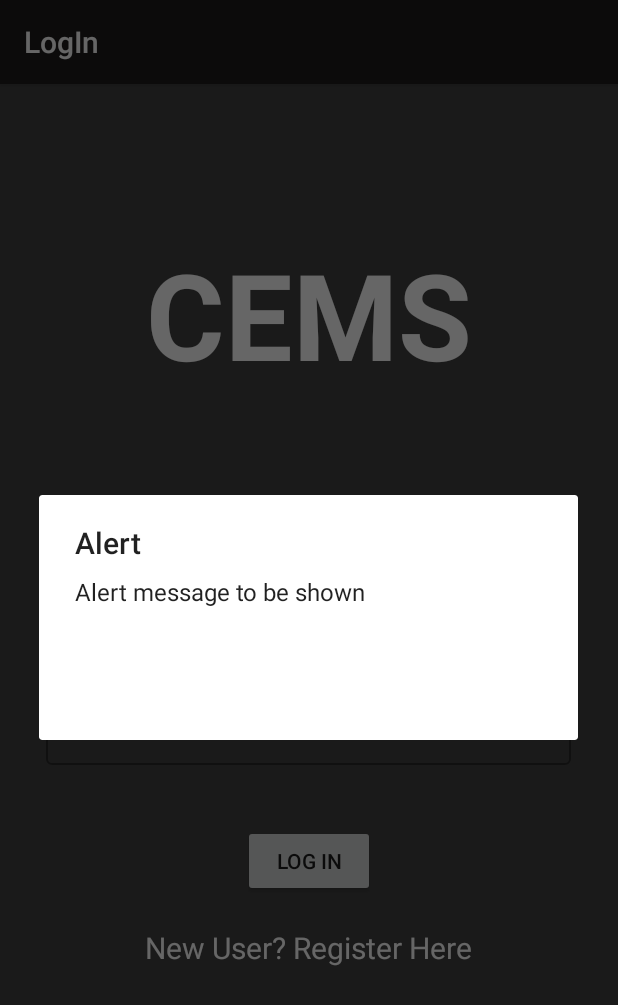
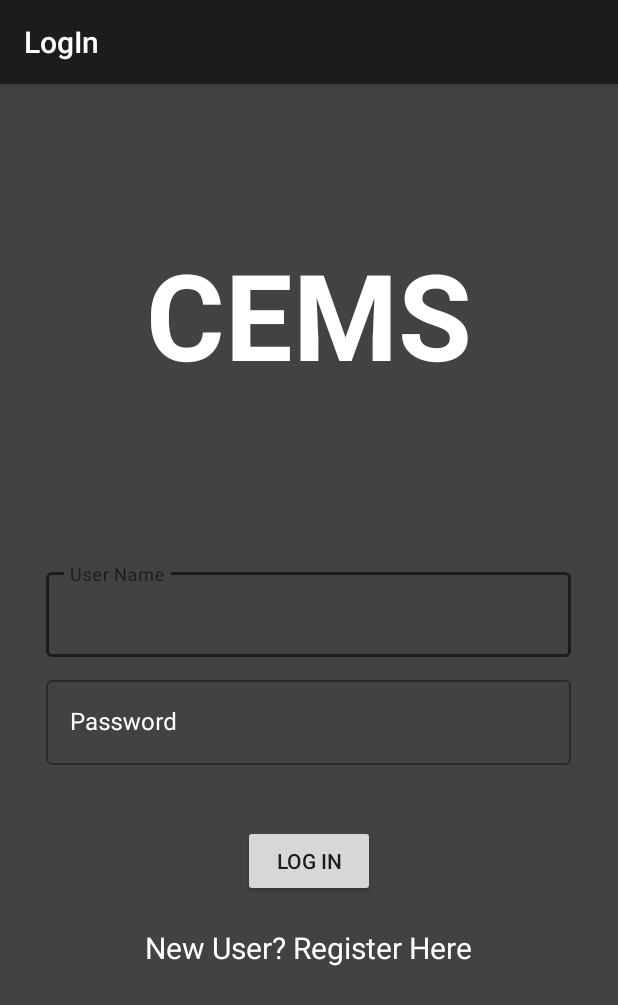
Before and after one commit to gnanasreekar/CEMS, an Android app: the screen it shows after launch (Login), after a tap on "CEMS", on a phone screen of 412 x 824 dp. Shown: the top 1005 px of the screen. Run offline under Robolectric (Android 15) with nearby library versions, the phone set to English and light mode, and no system bars; our stand-ins replace Firebase (no records; nobody signed in at launch, a user with empty details on screens opened directly).

Commit message:
minor fixes

```diff
--- a/app/src/main/java/com/rgs/cems/Auth/Login.java
+++ b/app/src/main/java/com/rgs/cems/Auth/Login.java
@@ -151,6 +151,18 @@ public class Login extends AppCompatActivity {
 
     @Override
     public void onBackPressed() {
+
+
+//        Snackbar.make(findViewById(android.R.id.content), "Are you sure you want to quit?", Snackbar.LENGTH_LONG)
+//                .setAction("Yes", new View.OnClickListener() {
+//                    @Override
+//                    public void onClick(View v) {
+//                        finish();
+//                        Toast.makeText(Login.this, "cool", Toast.LENGTH_LONG).show();
+//                    }
+//                }).show();
+
+
         new AlertDialog.Builder(this)
                 .setIcon(android.R.drawable.ic_dialog_alert)
                 .setTitle("Alert")
@@ -174,17 +186,4 @@ public class Login extends AppCompatActivity {
         firebaseAuth.addAuthStateListener(authStateListener);
     }
 
-
-    public void dia(View view) {
-        AlertDialog alertDialog = new AlertDialog.Builder(Login.this).create();
-        alertDialog.setTitle("Alert");
-        alertDialog.setMessage("Alert message to be shown");
-        alertDialog.setButton(AlertDialog.BUTTON_NEUTRAL, "OK",
-                new DialogInterface.OnClickListener() {
-                    public void onClick(DialogInterface dialog, int which) {
-                        dialog.dismiss();
-                    }
-                });
-        alertDialog.show();
-    }
 }
--- a/app/src/main/res/layout/content_feedback.xml
+++ b/app/src/main/res/layout/content_feedback.xml
@@ -56,6 +56,7 @@
         android:layout_width="350dp"
         android:layout_gravity="center"
         android:layout_marginTop="10dp"
+        app:counterEnabled="true"
         android:layout_height="150dp"
         android:textColorHint="@color/colorAccent"
         >
```
Also changed, not shown: app/src/main/java/com/rgs/cems/MainActivity.java (+17 -14 lines).
